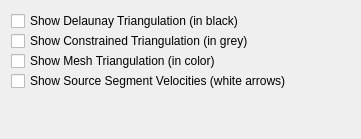
This is src/qt-widgets/TopologyNetworkResolverLayerOptionsWidgetUi.ui in GPlates/GPlates as Qt 5 draws it before an edit. The edited form follows.
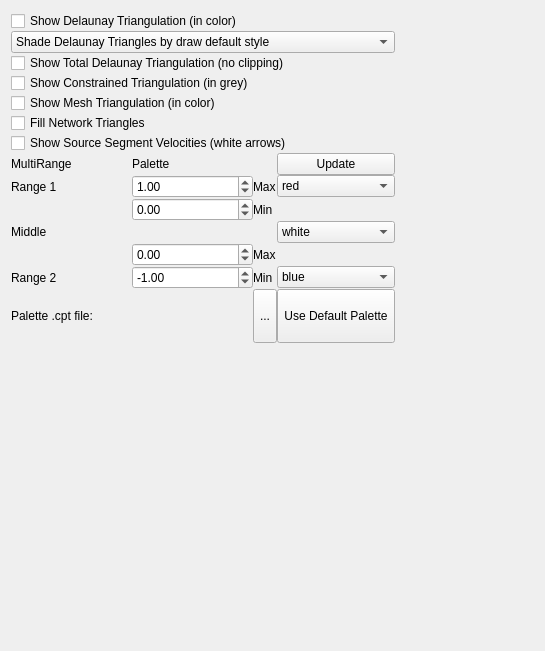
This is the edited form. Icons and pictures are not drawn.

Patch:
```diff
--- a/src/qt-widgets/TopologyNetworkResolverLayerOptionsWidgetUi.ui
+++ b/src/qt-widgets/TopologyNetworkResolverLayerOptionsWidgetUi.ui
@@ -6,8 +6,8 @@
    <rect>
     <x>0</x>
     <y>0</y>
-    <width>361</width>
-    <height>139</height>
+    <width>545</width>
+    <height>651</height>
    </rect>
   </property>
   <property name="windowTitle">
@@ -22,7 +22,33 @@
      <item>
       <widget class="QCheckBox" name="triangulation_checkbox">
        <property name="text">
-        <string>Show Delaunay Triangulation (in black)</string>
+        <string>Show Delaunay Triangulation (in color)</string>
+       </property>
+      </widget>
+     </item>
+     <item>
+      <widget class="QComboBox" name="color_index_combobox">
+       <item>
+        <property name="text">
+         <string>Shade Delaunay Triangles by draw default style</string>
+        </property>
+       </item>
+       <item>
+        <property name="text">
+         <string>Shade Delaunay Triangles by Dilitiational Strain Rate</string>
+        </property>
+       </item>
+       <item>
+        <property name="text">
+         <string>Shade Delaunay Triangles by Second Invariant of the Strain Rate</string>
+        </property>
+       </item>
+      </widget>
+     </item>
+     <item>
+      <widget class="QCheckBox" name="total_triangulation_checkbox">
+       <property name="text">
+        <string>Show Total Delaunay Triangulation (no clipping)</string>
        </property>
       </widget>
      </item>
@@ -40,6 +66,13 @@
        </property>
       </widget>
      </item>
+     <item>
+      <widget class="QCheckBox" name="fill_checkbox">
+       <property name="text">
+        <string>Fill Network Triangles</string>
+       </property>
+      </widget>
+     </item>
      <item>
       <widget class="QCheckBox" name="segment_velocity_checkbox">
        <property name="text">
@@ -47,6 +80,301 @@
        </property>
       </widget>
      </item>
+     <item>
+      <layout class="QGridLayout" name="gridLayout">
+       <item row="6" column="1">
+        <widget class="QDoubleSpinBox" name="range2_max">
+         <property name="minimum">
+          <double>-1000000000.000000000000000</double>
+         </property>
+         <property name="maximum">
+          <double>1000000000.000000000000000</double>
+         </property>
+         <property name="value">
+          <double>0.000000000000000</double>
+         </property>
+        </widget>
+       </item>
+       <item row="10" column="0">
+        <widget class="QWidget" name="colour_scale_placeholder_widget" native="true"/>
+       </item>
+       <item row="0" column="0">
+        <widget class="QLabel" name="label_7">
+         <property name="text">
+          <string>MultiRange</string>
+         </property>
+        </widget>
+       </item>
+       <item row="0" column="4">
+        <widget class="QPushButton" name="update_button">
+         <property name="text">
+          <string>Update</string>
+         </property>
+        </widget>
+       </item>
+       <item row="9" column="0">
+        <widget class="QLabel" name="label_8">
+         <property name="text">
+          <string>Palette .cpt file:</string>
+         </property>
+        </widget>
+       </item>
+       <item row="9" column="4">
+        <widget class="QToolButton" name="use_default_palette_button">
+         <property name="sizePolicy">
+          <sizepolicy hsizetype="Fixed" vsizetype="Preferred">
+           <horstretch>0</horstretch>
+           <verstretch>0</verstretch>
+          </sizepolicy>
+         </property>
+         <property name="toolTip">
+          <string>Use Default Palette</string>
+         </property>
+         <property name="text">
+          <string>Use Default Palette</string>
+         </property>
+         <property name="icon">
+          <iconset resource="../qt-resources/qt_widgets.qrc">
+           <normaloff>:/tango_undo_16.png</normaloff>:/tango_undo_16.png</iconset>
+         </property>
+        </widget>
+       </item>
+       <item row="9" column="3">
+        <widget class="QToolButton" name="select_palette_filename_button">
+         <property name="sizePolicy">
+          <sizepolicy hsizetype="Fixed" vsizetype="Preferred">
+           <horstretch>0</horstretch>
+           <verstretch>0</verstretch>
+          </sizepolicy>
+         </property>
+         <property name="toolTip">
+          <string>Choose CPT File</string>
+         </property>
+         <property name="text">
+          <string>...</string>
+         </property>
+        </widget>
+       </item>
+       <item row="9" column="1">
+        <widget class="QWidget" name="palette_filename_placeholder_widget" native="true"/>
+       </item>
+       <item row="2" column="1">
+        <widget class="QDoubleSpinBox" name="range1_max">
+         <property name="minimum">
+          <double>-1000000000.000000000000000</double>
+         </property>
+         <property name="maximum">
+          <double>1000000000.000000000000000</double>
+         </property>
+         <property name="value">
+          <double>1.000000000000000</double>
+         </property>
+        </widget>
+       </item>
+       <item row="4" column="4">
+        <widget class="QComboBox" name="mid_colour_combobox">
+         <property name="currentIndex">
+          <number>4</number>
+         </property>
+         <item>
+          <property name="text">
+           <string>red</string>
+          </property>
+         </item>
+         <item>
+          <property name="text">
+           <string>yellow</string>
+          </property>
+         </item>
+         <item>
+          <property name="text">
+           <string>green</string>
+          </property>
+         </item>
+         <item>
+          <property name="text">
+           <string>blue</string>
+          </property>
+         </item>
+         <item>
+          <property name="text">
+           <string>white</string>
+          </property>
+         </item>
+         <item>
+          <property name="text">
+           <string>grey</string>
+          </property>
+         </item>
+         <item>
+          <property name="text">
+           <string>black</string>
+          </property>
+         </item>
+        </widget>
+       </item>
+       <item row="0" column="1">
+        <widget class="QLabel" name="label_12">
+         <property name="text">
+          <string>Palette</string>
+         </property>
+        </widget>
+       </item>
+       <item row="3" column="1">
+        <widget class="QDoubleSpinBox" name="range1_min">
+         <property name="minimum">
+          <double>-1000000000.000000000000000</double>
+         </property>
+         <property name="maximum">
+          <double>1000000000.000000000000000</double>
+         </property>
+        </widget>
+       </item>
+       <item row="7" column="1">
+        <widget class="QDoubleSpinBox" name="range2_min">
+         <property name="minimum">
+          <double>-1000000000.000000000000000</double>
+         </property>
+         <property name="maximum">
+          <double>1000000000.000000000000000</double>
+         </property>
+         <property name="value">
+          <double>-1.000000000000000</double>
+         </property>
+        </widget>
+       </item>
+       <item row="2" column="3">
+        <widget class="QLabel" name="label_3">
+         <property name="text">
+          <string>Max</string>
+         </property>
+        </widget>
+       </item>
+       <item row="3" column="3">
+        <widget class="QLabel" name="label">
+         <property name="text">
+          <string>Min</string>
+         </property>
+        </widget>
+       </item>
+       <item row="2" column="4">
+        <widget class="QComboBox" name="max_colour_combobox">
+         <item>
+          <property name="text">
+           <string>red</string>
+          </property>
+         </item>
+         <item>
+          <property name="text">
+           <string>yellow</string>
+          </property>
+         </item>
+         <item>
+          <property name="text">
+           <string>green</string>
+          </property>
+         </item>
+         <item>
+          <property name="text">
+           <string>blue</string>
+          </property>
+         </item>
+         <item>
+          <property name="text">
+           <string>white</string>
+          </property>
+         </item>
+         <item>
+          <property name="text">
+           <string>grey</string>
+          </property>
+         </item>
+         <item>
+          <property name="text">
+           <string>black</string>
+          </property>
+         </item>
+        </widget>
+       </item>
+       <item row="2" column="0">
+        <widget class="QLabel" name="label_2">
+         <property name="text">
+          <string>Range 1</string>
+         </property>
+        </widget>
+       </item>
+       <item row="7" column="3">
+        <widget class="QLabel" name="label_9">
+         <property name="text">
+          <string>Min</string>
+         </property>
+        </widget>
+       </item>
+       <item row="6" column="3">
+        <widget class="QLabel" name="label_4">
+         <property name="text">
+          <string>Max</string>
+         </property>
+        </widget>
+       </item>
+       <item row="7" column="4">
+        <widget class="QComboBox" name="min_colour_combobox">
+         <property name="currentIndex">
+          <number>3</number>
+         </property>
+         <item>
+          <property name="text">
+           <string>red</string>
+          </property>
+         </item>
+         <item>
+          <property name="text">
+           <string>yellow</string>
+          </property>
+         </item>
+         <item>
+          <property name="text">
+           <string>green</string>
+          </property>
+         </item>
+         <item>
+          <property name="text">
+           <string>blue</string>
+          </property>
+         </item>
+         <item>
+          <property name="text">
+           <string>white</string>
+          </property>
+         </item>
+         <item>
+          <property name="text">
+           <string>grey</string>
+          </property>
+         </item>
+         <item>
+          <property name="text">
+           <string>black</string>
+          </property>
+         </item>
+        </widget>
+       </item>
+       <item row="7" column="0">
+        <widget class="QLabel" name="label_6">
+         <property name="text">
+          <string>Range 2</string>
+         </property>
+        </widget>
+       </item>
+       <item row="4" column="0">
+        <widget class="QLabel" name="label_5">
+         <property name="text">
+          <string>Middle</string>
+         </property>
+        </widget>
+       </item>
+      </layout>
+     </item>
      <item>
       <widget class="QWidget" name="draw_style_placeholder_widget" native="true"/>
      </item>
```
